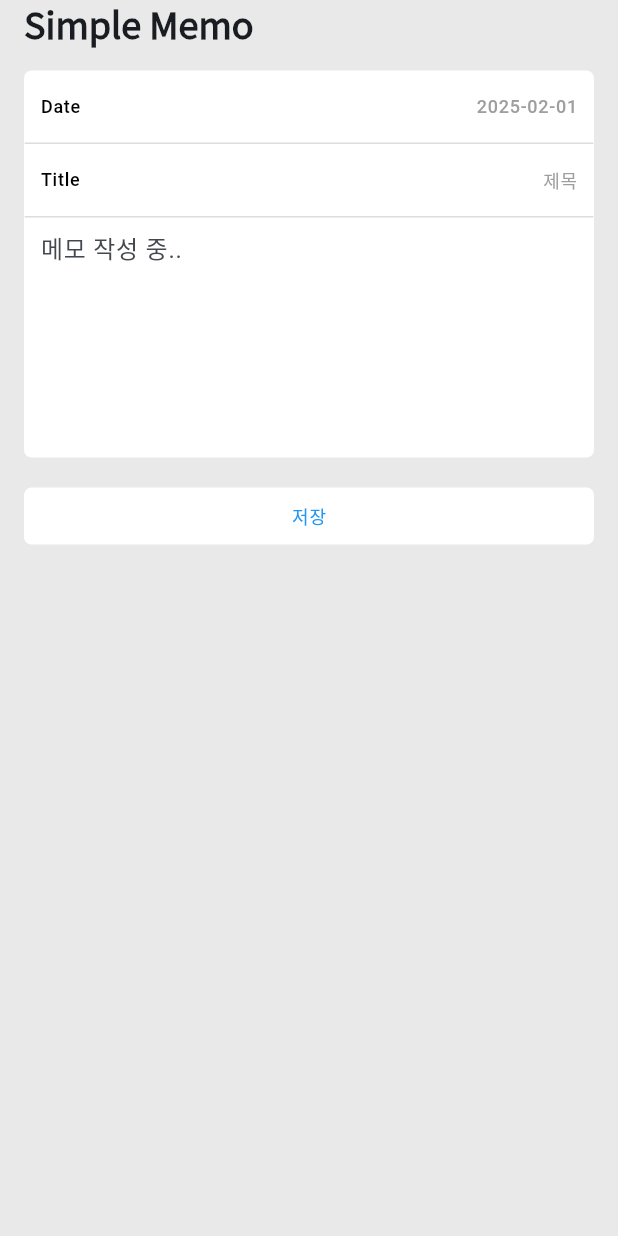
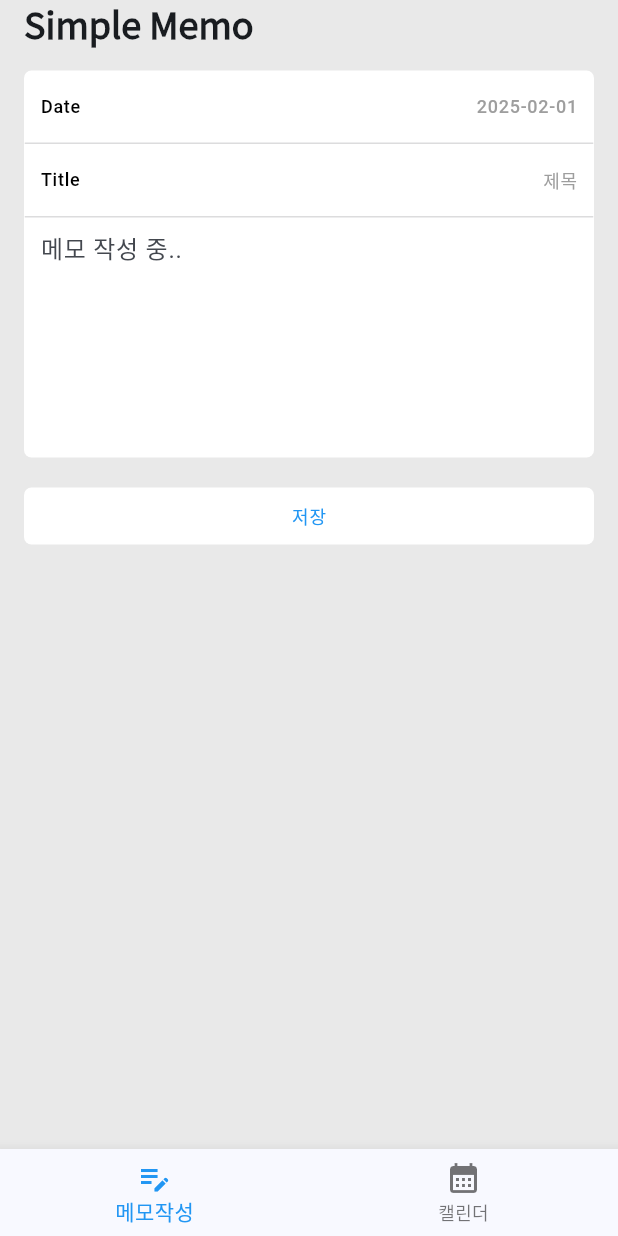
Before and after one commit to hurgyunam/easy_memo, a Flutter app: the screen it shows after launch, on a phone screen of 412 x 824 dp. Run offline on Flutter 3.47's test engine with Material 3 defaults, Android fonts, the light colour scheme and no system bars; our stand-ins replace flutter_riverpod.

Commit message:
[기능개발] 바텀 네비게이션 버튼 추가

```diff
--- a/lib/element/normal_button.dart
+++ b/lib/element/normal_button.dart
@@ -2,15 +2,22 @@ import 'package:flutter/material.dart';
 
 class NormalButton extends StatelessWidget {
   final String text;
+  final void Function() onTap;
 
   const NormalButton({
     super.key,
     required this.text,
+    required this.onTap,
   });
 
   @override
   Widget build(BuildContext context) {
-    return Container(
+    return GestureDetector(
+      onTap: () {
+        FocusManager.instance.primaryFocus?.unfocus();
+        onTap();
+      },
+      child: Container(
         padding: EdgeInsets.symmetric(
           vertical: 11,
         ),
@@ -26,6 +33,7 @@ class NormalButton extends StatelessWidget {
                 ),
           ),
         ),
+      ),
     );
   }
 }
--- a/lib/main.dart
+++ b/lib/main.dart
@@ -21,10 +21,16 @@
             primary: Colors.blue,
             secondary: Colors.black,
             tertiary: Colors.grey,
+            outline: Color(0x34545456),
           ),
           useMaterial3: true,
           scaffoldBackgroundColor: Color(0xFFE9E9E9),
           textTheme: TextTheme(
+            displaySmall: TextStyle(
+              fontFamily: "NotoSansKR",
+              fontSize: 12,
+              fontWeight: FontWeight.w900,
+            ),
             headlineMedium: TextStyle(
               fontFamily: "NotoSansKR",
               fontSize: 24,
--- a/lib/page/add_memo.dart
+++ b/lib/page/add_memo.dart
@@ -28,8 +28,10 @@ class _PageAddMemoState extends State<PageAddMemo> {
                 child: Column(
                   children: [
                     Container(
-                      padding:
-                          EdgeInsets.symmetric(vertical: 16, horizontal: 11),
+                      padding: EdgeInsets.symmetric(
+                        vertical: 16,
+                        horizontal: 11,
+                      ),
                       child: Row(
                         mainAxisAlignment: MainAxisAlignment.spaceBetween,
                         // Date
@@ -58,7 +60,9 @@ class _PageAddMemoState extends State<PageAddMemo> {
                     ),
                     Container(
                       decoration: BoxDecoration(
-                        border: Border.all(color: Color(0x34545456)),
+                        border: Border.all(
+                          color: Theme.of(context).colorScheme.outline,
+                        ),
                       ),
                       height: 1,
                     ),
@@ -119,7 +123,10 @@ class _PageAddMemoState extends State<PageAddMemo> {
                 ),
               ),
               SizedBox(height: 20),
-              NormalButton(text: "저장"),
+              NormalButton(
+                text: "저장",
+                onTap: () async {},
+              ),
             ],
           ),
         ),
--- a/lib/scaffold/main.dart
+++ b/lib/scaffold/main.dart
@@ -1,4 +1,5 @@
 import 'package:easy_memo/page/add_memo.dart';
+import 'package:easy_memo/page/calendar.dart';
 import 'package:flutter/material.dart';
 
 class ScaffoldMain extends StatefulWidget {
@@ -9,6 +10,9 @@ class ScaffoldMain extends StatefulWidget {
 }
 
 class _ScaffoldMainState extends State<ScaffoldMain> {
+  final PageController pageController = PageController();
+  int selectedIndex = 0;
+
   @override
   Widget build(BuildContext context) {
     return Scaffold(
@@ -26,12 +30,38 @@ class _ScaffoldMainState extends State<ScaffoldMain> {
                 style: Theme.of(context).textTheme.headlineMedium,
               ),
               Expanded(
-                child: PageAddMemo(),
+                child: PageView(
+                  controller: pageController,
+                  onPageChanged: (index) {},
+                  children: [
+                    PageAddMemo(),
+                    PageCalendar(),
+                  ],
+                ),
               )
             ],
           ),
         ),
       ),
+      bottomNavigationBar: BottomNavigationBar(
+        currentIndex: selectedIndex,
+        onTap: (index) {
+          pageController.jumpToPage(index);
+          setState(() {
+            selectedIndex = index;
+          });
+        },
+        items: [
+          BottomNavigationBarItem(
+            icon: Icon(Icons.edit_note),
+            label: "메모작성",
+          ),
+          BottomNavigationBarItem(
+            icon: Icon(Icons.calendar_month),
+            label: "캘린더",
+          ),
+        ],
+      ),
     );
   }
 }
```
Also changed, not shown: lib/page/calendar.dart (added, +224 -0 lines). Lines whose indentation alone changed are shown as unchanged.
